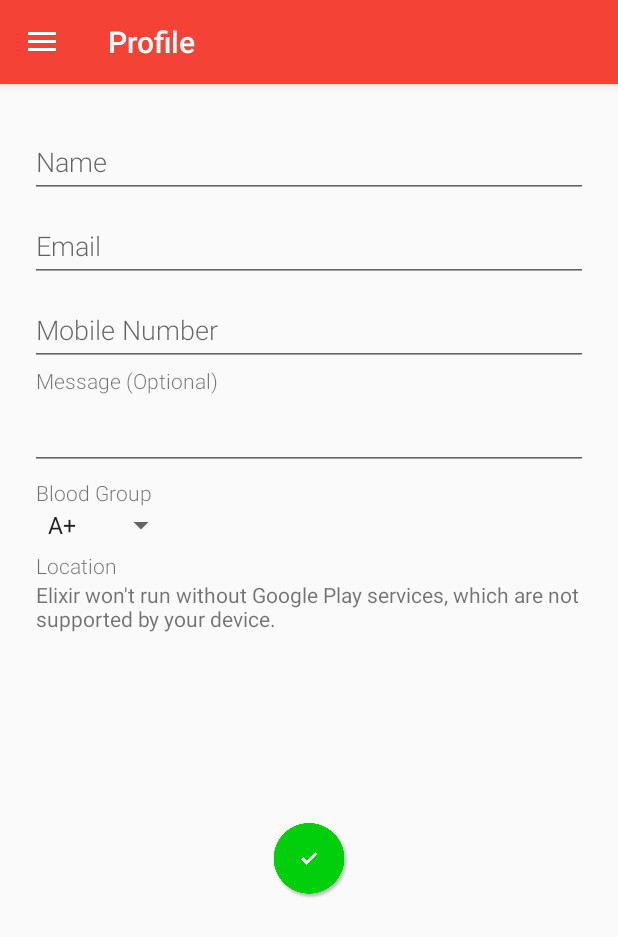
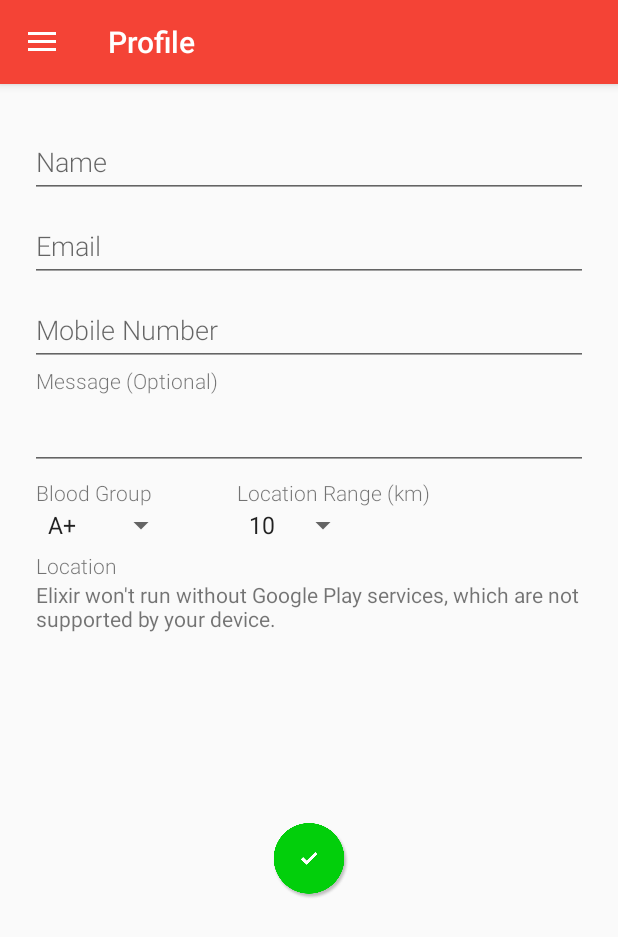
Before and after one commit to CodeLanka/Elixir, an Android app: the fragment RequestBloodFragment placed in its activity, on a phone screen of 412 x 824 dp. Shown: the top 937 px of the screen. Run offline under Robolectric (Android 15) with nearby library versions, the phone set to English and light mode, and no system bars; libraries missing offline, so code that uses them is left out: com.firebase.client; 1 statement that could not run was skipped.

Commit message:
Request Blood Map

```diff
--- a/Android Application/Elixir/app/src/main/res/layout/fragment_profile.xml
+++ b/Android Application/Elixir/app/src/main/res/layout/fragment_profile.xml
@@ -69,7 +69,6 @@
                 android:layout_below="@+id/text_profile_gender"
                 android:checked="true"
                 android:fontFamily="sans-serif-light"
-                android:onClick="onRadioButtonClicked"
                 android:text="Male" />
 
             <RadioButton
@@ -79,7 +78,6 @@
                 android:layout_below="@+id/text_profile_gender"
                 android:layout_toEndOf="@+id/radio_profile_male"
                 android:fontFamily="sans-serif-light"
-                android:onClick="onRadioButtonClicked"
                 android:text="Female" />
         </RadioGroup>
 
--- a/Android Application/Elixir/app/src/main/res/layout/fragment_request_blood.xml
+++ b/Android Application/Elixir/app/src/main/res/layout/fragment_request_blood.xml
@@ -108,6 +108,27 @@
             android:entries="@array/bloodgroups"
             android:fontFamily="sans-serif-light"></Spinner>
 
+        <TextView
+            android:id="@+id/text_request_area"
+            android:layout_width="wrap_content"
+            android:layout_height="wrap_content"
+            android:layout_below="@id/input_request_message"
+            android:layout_marginLeft="40dp"
+            android:layout_toEndOf="@id/spinner_request_bloodtype"
+            android:text="Location Range (km)"
+            android:textAppearance="?android:attr/textAppearanceSmall"
+            android:fontFamily="sans-serif-light"/>
+
+        <Spinner
+            android:id="@+id/spinner_request_area"
+            android:layout_width="wrap_content"
+            android:layout_height="wrap_content"
+            android:layout_alignStart="@+id/text_request_area"
+            android:layout_below="@+id/text_request_area"
+            android:hint="Range"
+            android:singleLine="true"
+            android:entries="@array/area"
+            android:fontFamily="sans-serif-light"></Spinner>
 
         <TextView
             android:id="@+id/text_request_location"
--- a/Android Application/Elixir/app/src/main/res/values/strings.xml
+++ b/Android Application/Elixir/app/src/main/res/values/strings.xml
@@ -21,4 +21,10 @@
         <item>O-</item>
     </string-array>
 
+    <string-array name="area">
+        <item>10</item>
+        <item>20</item>
+        <item>30</item>
+    </string-array>
+
 </resources>
```
Also changed, not shown: Android Application/Elixir/app/src/main/java/googleio/ingloriousmasters/elixir/MainFragments/RequestBloodFragment.java (+62 -1 lines).
